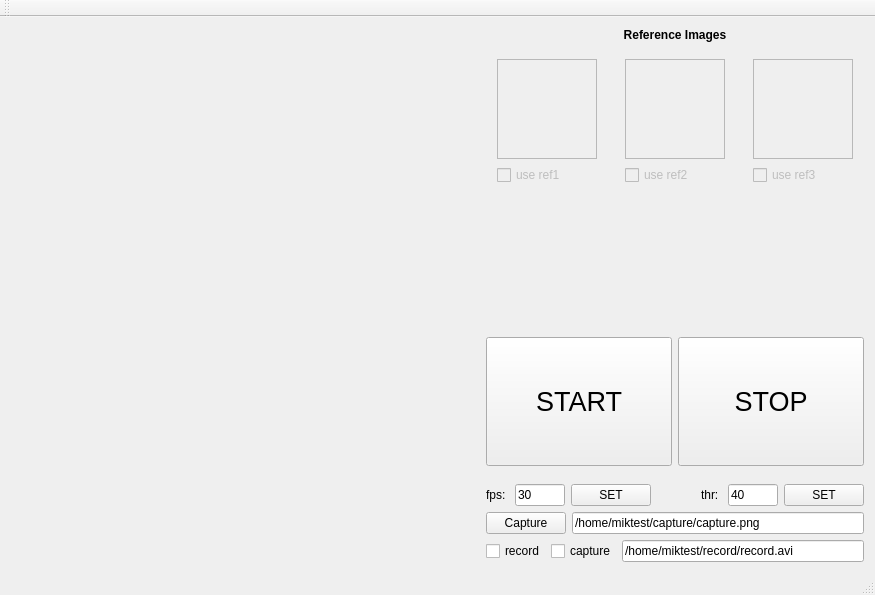
Above: mainwindow.ui from lsplf/cameraISP before the change. Below: the same form after it.
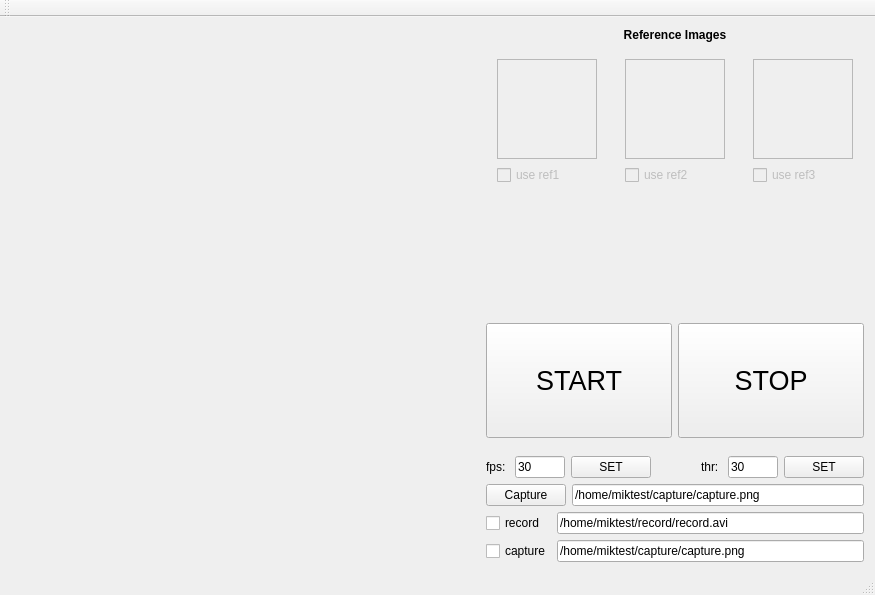
That is the form after the change.

Commit message: capture & record

The edit to the form file:
```diff
--- a/mainwindow.ui
+++ b/mainwindow.ui
@@ -99,7 +99,7 @@
            </size>
           </property>
           <property name="text">
-           <string>40</string>
+           <string>30</string>
           </property>
          </widget>
         </item>
@@ -264,34 +264,15 @@
        </spacer>
       </item>
       <item row="8" column="3" colspan="3">
-       <layout class="QHBoxLayout" name="horizontalLayout">
-        <item>
-         <widget class="QCheckBox" name="doRecord">
-          <property name="sizePolicy">
-           <sizepolicy hsizetype="Fixed" vsizetype="Fixed">
-            <horstretch>0</horstretch>
-            <verstretch>0</verstretch>
-           </sizepolicy>
-          </property>
+       <layout class="QGridLayout" name="gridLayout_3">
+        <item row="1" column="1">
+         <widget class="QLineEdit" name="capturePath">
           <property name="text">
-           <string>record</string>
+           <string>/home/miktest/capture/capture.png</string>
           </property>
          </widget>
         </item>
-        <item>
-         <widget class="QCheckBox" name="doCapture">
-          <property name="sizePolicy">
-           <sizepolicy hsizetype="Fixed" vsizetype="Fixed">
-            <horstretch>0</horstretch>
-            <verstretch>0</verstretch>
-           </sizepolicy>
-          </property>
-          <property name="text">
-           <string>capture</string>
-          </property>
-         </widget>
-        </item>
-        <item>
+        <item row="0" column="1">
          <widget class="QLineEdit" name="recordPath">
           <property name="sizePolicy">
            <sizepolicy hsizetype="Preferred" vsizetype="Fixed">
@@ -304,6 +285,32 @@
           </property>
          </widget>
         </item>
+        <item row="1" column="0">
+         <widget class="QCheckBox" name="doCapture">
+          <property name="sizePolicy">
+           <sizepolicy hsizetype="Fixed" vsizetype="Fixed">
+            <horstretch>0</horstretch>
+            <verstretch>0</verstretch>
+           </sizepolicy>
+          </property>
+          <property name="text">
+           <string>capture</string>
+          </property>
+         </widget>
+        </item>
+        <item row="0" column="0">
+         <widget class="QCheckBox" name="doRecord">
+          <property name="sizePolicy">
+           <sizepolicy hsizetype="Fixed" vsizetype="Fixed">
+            <horstretch>0</horstretch>
+            <verstretch>0</verstretch>
+           </sizepolicy>
+          </property>
+          <property name="text">
+           <string>record</string>
+          </property>
+         </widget>
+        </item>
        </layout>
       </item>
       <item row="1" column="4">
```
The commit also changes 4 other files.
